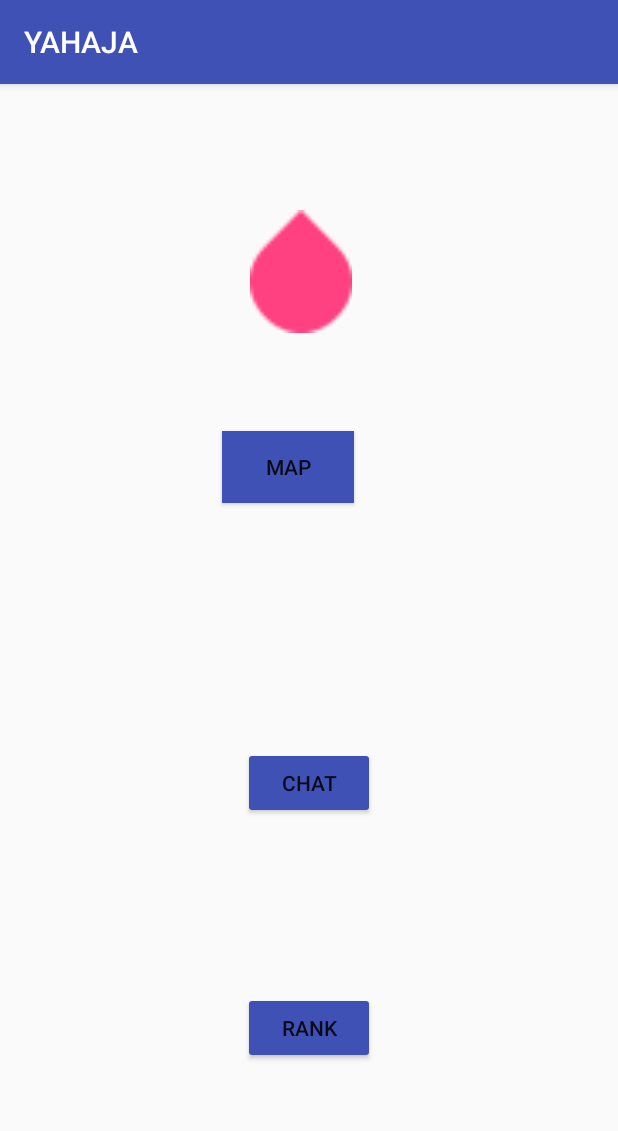
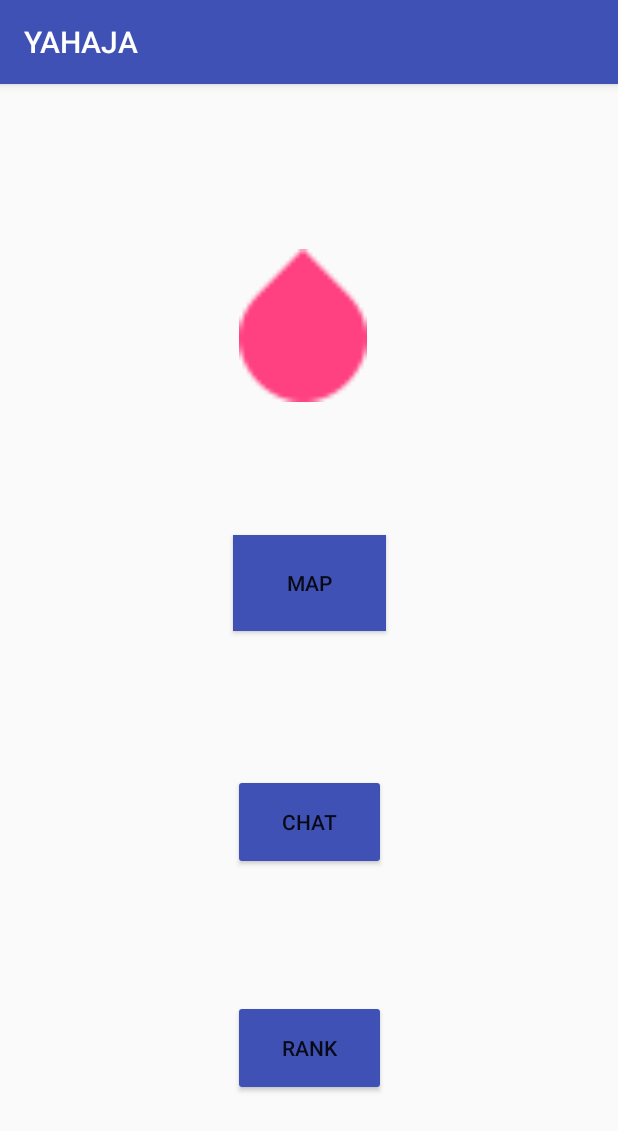
Before and after one commit to nupdoong/YAHAJA, an Android app: the MainActivity screen opened directly, with no data from a screen before it, on a phone screen of 412 x 824 dp. Shown: the top 1131 px of the screen. Run offline under Robolectric (Android 15) with nearby library versions, the phone set to English and light mode, and no system bars.

Commit message:
by daehyun

```diff
--- a/app/src/main/java/project/capstone/sw/yahaja/MainActivity.java
+++ b/app/src/main/java/project/capstone/sw/yahaja/MainActivity.java
@@ -20,14 +20,12 @@ import java.net.URL;
 
 public class MainActivity extends AppCompatActivity {
 
-    private TextView tvData;
 
     @Override
     protected void onCreate(Bundle savedInstanceState) {
         super.onCreate(savedInstanceState);
         setContentView(R.layout.activity_main);
 
-        tvData = (TextView)findViewById(R.id.tvData);
     }
 
     public void start_map_activity(View v) {
@@ -36,6 +34,10 @@ public class MainActivity extends AppCompatActivity {
 
     }
 
+    @Override
+    public void onBackPressed() {
+        //super.onBackPressed();
+    }
 
     public void start_chat_activity(View v) {
 
--- a/app/src/main/java/project/capstone/sw/yahaja/MapActivity.java
+++ b/app/src/main/java/project/capstone/sw/yahaja/MapActivity.java
@@ -75,6 +75,8 @@ public class MapActivity extends AppCompatActivity
 
     private GoogleMap mGoogleMap = null;
     private Marker currentMarker = null;
+
+    StoredUserSession storedUserSession;
 
     private static final String TAG = "googlemap_example";
     private static final int GPS_ENABLE_REQUEST_CODE = 2001;
@@ -297,6 +299,8 @@ public class MapActivity extends AppCompatActivity
                 Log.d( TAG, "onMapClick :");
             }
         });
+
+        new JSONTask_push_location().execute("http://18.220.15.129:3000/push_location");
 
     }
 
@@ -576,9 +580,11 @@ public class MapActivity extends AppCompatActivity
             try {
                 //JSONObject를 만들고 key value 형식으로 값을 저장해준다.
                 JSONObject jsonObject = new JSONObject();
-                jsonObject.accumulate("account_id", "test01" );
+                jsonObject.accumulate("account_id", storedUserSession.getUserSession());
                 jsonObject.accumulate("location_longitude", location_longitude );
                 jsonObject.accumulate("location_latitude", location_latitude);
+
+                System.out.println("TTTTEEEEESSSSSTTTT"+storedUserSession.getUserSession());
 
                 Log.d(TAG, "경도, 위도: " + location_longitude +", "+ location_latitude);
 
@@ -655,7 +661,6 @@ public class MapActivity extends AppCompatActivity
 
     public void btn_refresh(View v) {
 
-        new JSONTask_push_location().execute("http://18.220.15.129:3000/push_location");
         JSONTask_get_location();
 
         mGoogleMap.clear();
@@ -671,7 +676,6 @@ public class MapActivity extends AppCompatActivity
     }
 
     public void JSONTask_get_location() {
-
 
         ArrayList<LocationData> items = new ArrayList<LocationData>();
         //openDatabase();
--- a/app/src/main/res/layout/activity_main.xml
+++ b/app/src/main/res/layout/activity_main.xml
@@ -8,46 +8,44 @@
 
     <Button
         android:id="@+id/button"
-        android:layout_width="wrap_content"
-        android:layout_height="wrap_content"
+        android:layout_width="102dp"
+        android:layout_height="64dp"
         android:layout_marginStart="148dp"
         android:layout_marginTop="231dp"
         android:layout_marginEnd="148dp"
-        android:layout_marginBottom="232dp"
+        android:layout_marginBottom="8dp"
         android:background="@color/colorPrimary"
         android:onClick="start_map_activity"
         android:text="Map"
-        app:layout_constraintBottom_toBottomOf="parent"
+        app:layout_constraintBottom_toTopOf="@+id/button2"
         app:layout_constraintEnd_toEndOf="parent"
-        app:layout_constraintHorizontal_bias="0.0"
         app:layout_constraintStart_toStartOf="parent"
-        app:layout_constraintTop_toTopOf="parent"
-        app:layout_constraintVertical_bias="0.0" />
+        app:layout_constraintTop_toTopOf="parent" />
 
     <Button
         android:id="@+id/button2"
-        android:layout_width="wrap_content"
-        android:layout_height="wrap_content"
+        android:layout_width="102dp"
+        android:layout_height="64dp"
         android:layout_marginStart="148dp"
-        android:layout_marginTop="34dp"
+        android:layout_marginTop="17dp"
         android:layout_marginEnd="148dp"
-        android:layout_marginBottom="150dp"
+        android:layout_marginBottom="17dp"
         android:backgroundTint="@color/colorPrimary"
         android:onClick="start_chat_activity"
         android:text="Chat"
-        app:layout_constraintBottom_toBottomOf="parent"
+        app:layout_constraintBottom_toTopOf="@+id/button3"
         app:layout_constraintEnd_toEndOf="parent"
         app:layout_constraintStart_toStartOf="parent"
-        app:layout_constraintTop_toBottomOf="@+id/button" />
+        app:layout_constraintTop_toBottomOf="@+id/button"
+        app:layout_constraintVertical_chainStyle="spread_inside" />
 
     <Button
         android:id="@+id/button3"
-        android:layout_width="wrap_content"
-        android:layout_height="wrap_content"
-        android:layout_marginBottom="8dp"
-        android:layout_marginEnd="8dp"
-        android:layout_marginStart="8dp"
-        android:layout_marginTop="8dp"
+        android:layout_width="102dp"
+        android:layout_height="64dp"
+        android:layout_marginStart="148dp"
+        android:layout_marginEnd="148dp"
+        android:layout_marginBottom="24dp"
         android:backgroundTint="@color/colorPrimary"
         android:onClick="start_rank_activity"
         android:text="Rank"
@@ -58,8 +56,8 @@
 
     <ImageView
         android:id="@+id/imageView"
-        android:layout_width="93dp"
-        android:layout_height="82dp"
+        android:layout_width="108dp"
+        android:layout_height="102dp"
         android:layout_marginStart="51dp"
         android:layout_marginTop="37dp"
         android:layout_marginBottom="23dp"
```
